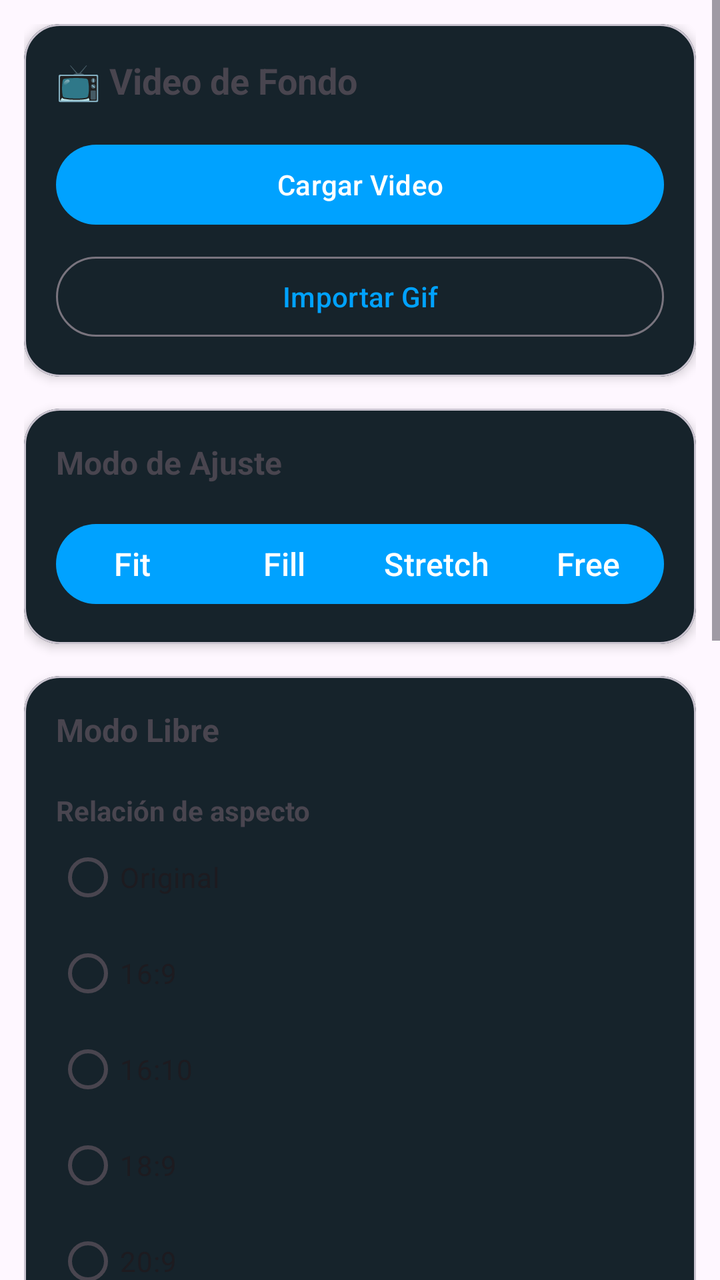
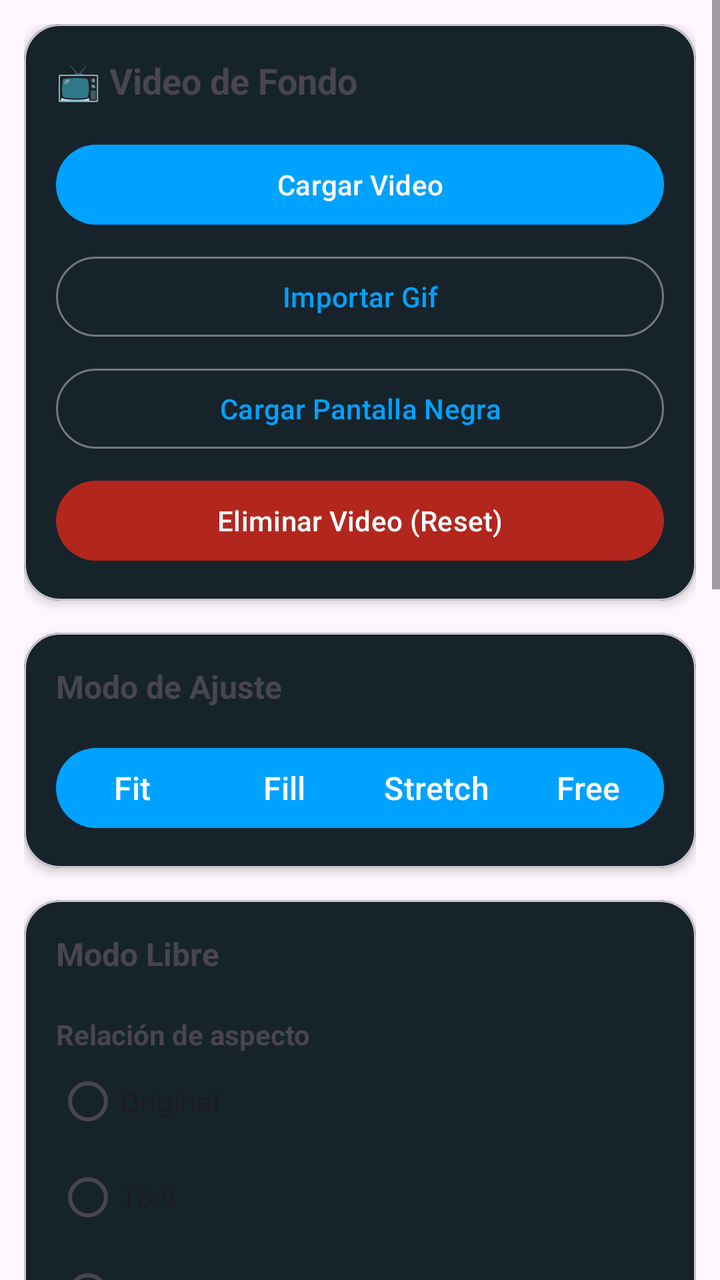

The first picture is an Android layout as it rendered before a commit; the second is the same layout after the commit. The layout source and the unified diff follow.
<!-- AndroidManifest.xml: application theme Theme.RomasterLiveWall -->
<!-- res/layout/layout_video.xml -->
<?xml version="1.0" encoding="utf-8"?>
<ScrollView
    xmlns:android="http://schemas.android.com/apk/res/android"
    xmlns:app="http://schemas.android.com/apk/res-auto"
    android:layout_width="match_parent"
    android:layout_height="match_parent">

    <LinearLayout
        android:layout_width="match_parent"
        android:layout_height="wrap_content"
        android:orientation="vertical"
        android:padding="12dp">

        
        
        

        <com.google.android.material.card.MaterialCardView
            android:layout_width="match_parent"
            android:layout_height="wrap_content"
            android:layout_marginBottom="16dp"
            app:cardCornerRadius="18dp"
            app:cardElevation="3dp">

            <LinearLayout
                android:layout_width="match_parent"
                android:layout_height="wrap_content"
                android:orientation="vertical"
                android:padding="16dp">

                <TextView
                    android:layout_width="wrap_content"
                    android:layout_height="wrap_content"
                    android:text="📺 Video de Fondo"
                    android:textStyle="bold"
                    android:textSize="18sp"/>

                <com.google.android.material.button.MaterialButton
                    android:id="@+id/buttonSelectVideo"
                    style="@style/Widget.Material3.Button"
                    android:layout_width="match_parent"
                    android:layout_height="wrap_content"
                    android:layout_marginTop="16dp"
                    android:text="Cargar Video"/>

                <com.google.android.material.button.MaterialButton
                    android:id="@+id/buttonImportGifWallpaper"
                    style="@style/Widget.Material3.Button.OutlinedButton"
                    android:layout_width="match_parent"
                    android:layout_height="wrap_content"
                    android:layout_marginTop="8dp"
                    android:text="Importar Gif"/>

            </LinearLayout>

        </com.google.android.material.card.MaterialCardView>

        
        
        

        <com.google.android.material.card.MaterialCardView
            android:layout_width="match_parent"
            android:layout_height="wrap_content"
            android:layout_marginBottom="16dp"
            app:cardCornerRadius="18dp"
            app:cardElevation="3dp">

            <LinearLayout
                android:layout_width="match_parent"
                android:layout_height="wrap_content"
                android:orientation="vertical"
                android:padding="16dp">

                <TextView
                    android:layout_width="wrap_content"
                    android:layout_height="wrap_content"
                    android:text="Modo de Ajuste"
                    android:textStyle="bold"
                    android:textSize="16sp"/>

                <com.google.android.material.button.MaterialButtonToggleGroup
                    android:id="@+id/toggleVideoMode"
                    android:layout_width="match_parent"
                    android:layout_height="wrap_content"
                    android:layout_marginTop="16dp"
                    app:singleSelection="true">
                
                    <com.google.android.material.button.MaterialButton
                        android:id="@+id/buttonFit"
                        android:layout_width="0dp"
                        android:layout_height="wrap_content"
                        android:layout_weight="1"
                        android:textSize="16sp"
                        android:paddingHorizontal="0dp"
                        android:insetLeft="0dp"
                        android:insetRight="0dp"
                        android:text="Fit"/>
                
                    <com.google.android.material.button.MaterialButton
                        android:id="@+id/buttonFill"
                        android:layout_width="0dp"
                        android:layout_height="wrap_content"
                        android:layout_weight="1"
                        android:textSize="16sp"
                        android:paddingHorizontal="0dp"
                        android:insetLeft="0dp"
                        android:insetRight="0dp"
                        android:text="Fill"/>
                
                    <com.google.android.material.button.MaterialButton
                        android:id="@+id/buttonStretch"
                        android:layout_width="0dp"
                        android:layout_height="wrap_content"
                        android:layout_weight="1"
                        android:textSize="16sp"
                        android:paddingHorizontal="0dp"
                        android:insetLeft="0dp"
                        android:insetRight="0dp"
                        android:text="Stretch"/>
                
                    <com.google.android.material.button.MaterialButton
                        android:id="@+id/buttonFree"
                        android:layout_width="0dp"
                        android:layout_height="wrap_content"
                        android:layout_weight="1"
                        android:textSize="16sp"
                        android:paddingHorizontal="0dp"
                        android:insetLeft="0dp"
                        android:insetRight="0dp"
                        android:text="Free"/>
                
                </com.google.android.material.button.MaterialButtonToggleGroup>

            </LinearLayout>

        </com.google.android.material.card.MaterialCardView>

        
        
        

        <com.google.android.material.card.MaterialCardView
            android:id="@+id/cardFreeMode"
            android:layout_width="match_parent"
            android:layout_height="wrap_content"
            android:layout_marginBottom="16dp"
            app:cardCornerRadius="18dp"
            app:cardElevation="3dp">

            <LinearLayout
                android:layout_width="match_parent"
                android:layout_height="wrap_content"
                android:orientation="vertical"
                android:padding="16dp">

                <TextView
                    android:layout_width="wrap_content"
                    android:layout_height="wrap_content"
                    android:text="Modo Libre"
                    android:textStyle="bold"
                    android:textSize="16sp"/>

                

                <TextView
                    android:layout_width="wrap_content"
                    android:layout_height="wrap_content"
                    android:layout_marginTop="20dp"
                    android:text="Relación de aspecto"
                    android:textStyle="bold"/>

                <RadioGroup
                    android:id="@+id/radioAspectRatio"
                    android:layout_width="match_parent"
                    android:layout_height="wrap_content">

                    <RadioButton
                        android:id="@+id/radioAspectOriginal"
                        android:layout_width="wrap_content"
                        android:layout_height="wrap_content"
                        android:text="Original"/>

                    <RadioButton
                        android:id="@+id/radioAspect16x9"
                        android:layout_width="wrap_content"
                        android:layout_height="wrap_content"
                        android:text="16:9"/>

                    <RadioButton
                        android:id="@+id/radioAspect16x10"
                        android:layout_width="wrap_content"
                        android:layout_height="wrap_content"
                        android:text="16:10"/>

                    <RadioButton
                        android:id="@+id/radioAspect18x9"
                        android:layout_width="wrap_content"
                        android:layout_height="wrap_content"
                        android:text="18:9"/>
                    
                    <RadioButton
                        android:id="@+id/radioAspect20x9"
                        android:layout_width="wrap_content"
                        android:layout_height="wrap_content"
                        android:text="20:9"/>

                    <RadioButton
                        android:id="@+id/radioAspect4x3"
                        android:layout_width="wrap_content"
                        android:layout_height="wrap_content"
                        android:text="4:3"/>

                    <RadioButton
                        android:id="@+id/radioAspect3x2"
                        android:layout_width="wrap_content"
                        android:layout_height="wrap_content"
                        android:text="3:2"/>

                </RadioGroup>

                

                <LinearLayout
                    android:layout_width="match_parent"
                    android:layout_height="wrap_content"
                    android:layout_marginTop="20dp"
                    android:orientation="horizontal">

                    <TextView
                        android:layout_width="wrap_content"
                        android:layout_height="wrap_content"
                        android:layout_weight="1"
                        android:text="Zoom"/>

                    <TextView
                        android:id="@+id/textVideoZoomValue"
                        android:layout_width="wrap_content"
                        android:layout_height="wrap_content"
                        android:text="100"/>

                </LinearLayout>

                <com.google.android.material.slider.Slider
                    android:id="@+id/sliderVideoZoom"
                    android:layout_width="match_parent"
                    android:layout_height="wrap_content"
                    android:value="100"
                    android:valueFrom="10"
                    android:valueTo="800"/>

                

                <LinearLayout
                    android:layout_width="match_parent"
                    android:layout_height="wrap_content"
                    android:orientation="horizontal">

                    <TextView
                        android:layout_width="wrap_content"
                        android:layout_height="wrap_content"
                        android:layout_weight="1"
                        android:text="Posición X"/>

                    <TextView
                        android:id="@+id/textVideoPosXValue"
                        android:layout_width="wrap_content"
                        android:layout_height="wrap_content"
                        android:text="0"/>

                </LinearLayout>

                <com.google.android.material.slider.Slider
                    android:id="@+id/sliderVideoPosX"
                    android:layout_width="match_parent"
                    android:layout_height="wrap_content"
                    android:valueFrom="-100"
                    android:valueTo="100"/>

                

                <LinearLayout
                    android:layout_width="match_parent"
                    android:layout_height="wrap_content"
                    android:orientation="horizontal">

                    <TextView
                        android:layout_width="match_parent"
                        android:layout_height="wrap_content"
                        android:layout_weight="1"
                        android:text="Posición Y"/>

                    <TextView
                        android:id="@+id/textVideoPosYValue"
                        android:layout_width="wrap_content"
                        android:layout_height="wrap_content"
                        android:text="0"/>

                </LinearLayout>

                <com.google.android.material.slider.Slider
                    android:id="@+id/sliderVideoPosY"
                    android:layout_width="match_parent"
                    android:layout_height="wrap_content"
                    android:valueFrom="-100"
                    android:valueTo="100"/>

            </LinearLayout>

        </com.google.android.material.card.MaterialCardView>
        
        
        
        <com.google.android.material.card.MaterialCardView
            android:layout_width="match_parent"
            android:layout_height="wrap_content"
            android:layout_marginTop="12dp"
            app:cardCornerRadius="16dp">
        
            <LinearLayout
                android:layout_width="match_parent"
                android:layout_height="wrap_content"
                android:orientation="vertical"
                android:padding="16dp">
        
                <TextView
                    android:layout_width="wrap_content"
                    android:layout_height="wrap_content"
                    android:text="Sonido"
                    android:textStyle="bold"
                    android:textSize="16sp"/>
        
                <LinearLayout
                    android:layout_width="match_parent"
                    android:layout_height="wrap_content"
                    android:layout_marginTop="16dp"
                    android:gravity="center_vertical"
                    android:orientation="horizontal">

                    <ImageView
                        android:id="@+id/imageBgSoundIcon"
                        android:layout_width="24dp"
                        android:layout_height="24dp"
                        android:layout_marginEnd="12dp"
                        app:srcCompat="@drawable/baseline_volume_up_24"/>

                    <TextView
                        android:layout_width="0dp"
                        android:layout_height="wrap_content"
                        android:layout_weight="1"
                        android:text="Volumen"/>

                    <TextView
                        android:id="@+id/textBgSoundVolumeValue"
                        android:layout_width="wrap_content"
                        android:layout_height="wrap_content"
                        android:text="100"/>
                </LinearLayout>

                <com.google.android.material.slider.Slider
                    android:id="@+id/sliderBgSoundVolume"
                    android:layout_width="match_parent"
                    android:layout_height="wrap_content"
                    android:valueFrom="0"
                    android:valueTo="100"
                    android:value="100"/>
        
                <LinearLayout
                    android:layout_width="match_parent"
                    android:layout_height="wrap_content"
                    android:layout_marginTop="16dp"
                    android:orientation="horizontal">
                
                    <com.google.android.material.button.MaterialButton
                        android:id="@+id/buttonLoadBgSound"
                        style="@style/Widget.Material3.Button.OutlinedButton"
                        android:layout_width="0dp"
                        android:layout_height="wrap_content"
                        android:layout_weight="1"
                        android:text="Cargar sonido"/>
                
                    <Space
                        android:layout_width="8dp"
                        android:layout_height="wrap_content"/>
                
                    <com.google.android.material.button.MaterialButton
                        android:id="@+id/buttonResetBgSound"
                        style="@style/Widget.Material3.Button.OutlinedButton"
                        android:layout_width="0dp"
                        android:layout_height="wrap_content"
                        android:layout_weight="1"
                        android:text="Reset"/>
                
                </LinearLayout>
        
                <TextView
                    android:id="@+id/textBgSoundFile"
                    android:layout_width="match_parent"
                    android:layout_height="wrap_content"
                    android:layout_marginTop="8dp"
                    android:ellipsize="middle"
                    android:maxLines="1"
                    android:text="Ningún sonido seleccionado"/>
                
                <TextView
                    android:id="@+id/textBgSoundDuration"
                    android:layout_width="wrap_content"
                    android:layout_height="wrap_content"
                    android:layout_marginTop="2dp"
                    android:text="Duración: --:--.---"
                    android:textSize="12sp"/>
        
            </LinearLayout>
        
        </com.google.android.material.card.MaterialCardView>

    </LinearLayout>

</ScrollView>
<!-- resources referenced by this layout -->
<resources>
  <!-- drawable baseline_volume_up_24 (drawable) -->
  <vector xmlns:android="http://schemas.android.com/apk/res/android"
          android:width="24dp"
          android:height="24dp"
          android:viewportWidth="24.0"
          android:viewportHeight="24.0"
          android:tint="?attr/colorControlNormal">
      <path
          android:fillColor="@android:color/white"
          android:pathData="M3,9v6h4l5,5L12,4L7,9L3,9zM16.5,12c0,-1.77 -1.02,-3.29 -2.5,-4.03v8.05c1.48,-0.73 2.5,-2.25 2.5,-4.02zM14,3.23v2.06c2.89,0.86 5,3.54 5,6.71s-2.11,5.85 -5,6.71v2.06c4.01,-0.91 7,-4.49 7,-8.77s-2.99,-7.86 -7,-8.77z"/>
  </vector>
  <style name="Theme.RomasterLiveWall" parent="Theme.Material3.DayNight.NoActionBar">
  
          <item name="colorPrimary">@color/md_theme_primary</item>
          <item name="colorSurface">@color/md_theme_surface</item>
          <item name="colorSurfaceVariant">@color/md_theme_surfaceVariant</item>
          <item name="android:statusBarColor">@android:color/transparent</item>
  
      </style>
  <color name="md_theme_primary">#00A2FF</color>
  <color name="md_theme_surface">#181818</color>
  <color name="md_theme_surfaceVariant">#242424</color>
</resources>

<!-- the commit's change to res/layout/layout_video.xml (unified diff, before → after) -->
@@ -50,6 +50,24 @@
                     android:layout_height="wrap_content"
                     android:layout_marginTop="8dp"
                     android:text="Importar Gif"/>
+
+                <com.google.android.material.button.MaterialButton
+                    android:id="@+id/buttonBlackScreenWallpaper"
+                    style="@style/Widget.Material3.Button.OutlinedButton"
+                    android:layout_width="match_parent"
+                    android:layout_height="wrap_content"
+                    android:layout_marginTop="8dp"
+                    android:text="Cargar Pantalla Negra"/>
+
+                <com.google.android.material.button.MaterialButton
+                    android:id="@+id/buttonResetWallpaperVideo"
+                    style="@style/Widget.Material3.Button"
+                    android:layout_width="match_parent"
+                    android:layout_height="wrap_content"
+                    android:layout_marginTop="8dp"
+                    android:text="Eliminar Video (Reset)"
+                    android:textColor="@android:color/white"
+                    app:backgroundTint="?attr/colorError"/>
 
             </LinearLayout>
 
